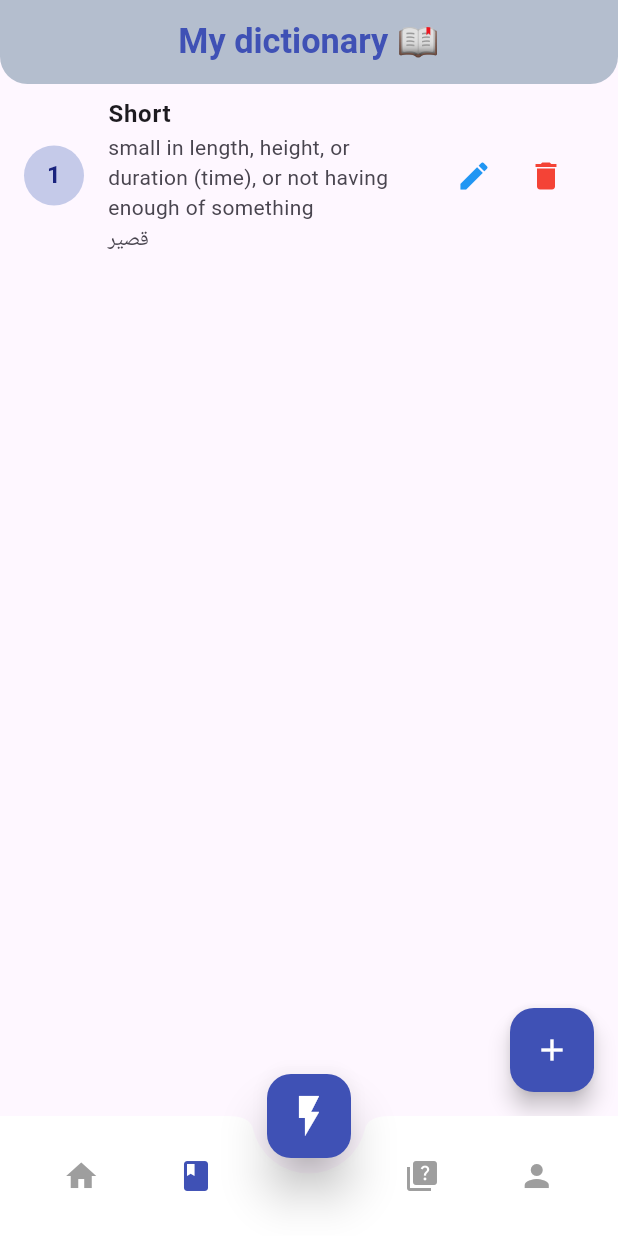
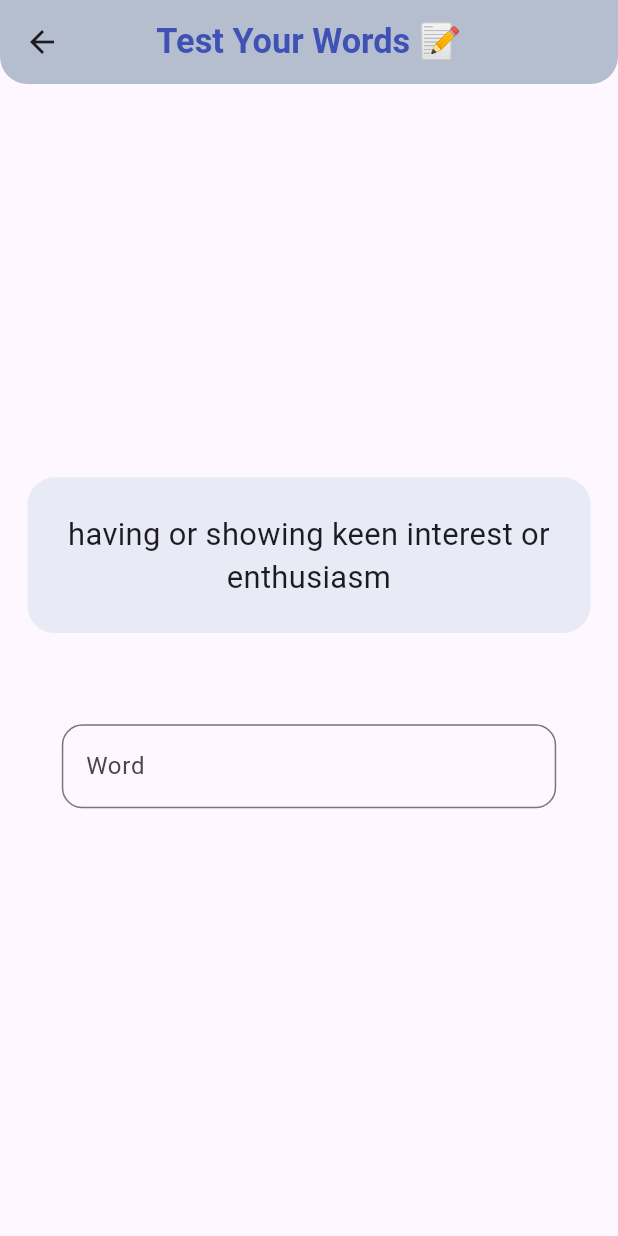
Before and after one commit to essam9797/flutter_complete_project, a Flutter app: the screen it shows after launch, item 2 of the bottom bar chosen, after a tap on the "quiz" icon, on a phone screen of 412 x 824 dp. Run offline on Flutter 3.47's test engine with Material 3 defaults, Android fonts, the phone set to English and light mode, and no system bars; our stand-ins replace flutter_screenutil.

Commit message:
edit home and create quiz

```diff
--- a/lib/main.dart
+++ b/lib/main.dart
@@ -1,4 +1,5 @@
 import 'package:flutter/material.dart';
+import 'package:flutter_application_3/screens/quiz_words.dart';
 import 'package:flutter_screenutil/flutter_screenutil.dart';
 import 'package:flutter_application_3/screens/home_screen.dart';
 
--- a/lib/screens/home_screen.dart
+++ b/lib/screens/home_screen.dart
@@ -1,6 +1,7 @@
 import 'package:flutter/material.dart';
 import 'package:flutter_application_3/screens/word_list_screen.dart';
 import 'package:flutter_screenutil/flutter_screenutil.dart';
+import 'package:flutter_application_3/screens/quiz_words.dart';
 //import 'word_list_screen.dart';
 
 class HomeScreen extends StatefulWidget {
@@ -59,7 +60,12 @@ class _HomeScreenState extends State<HomeScreen> {
                   Icons.quiz, color: Colors.grey,
                 ),
                 onPressed: () {
-
+                  Navigator.push(
+                        context,
+                        MaterialPageRoute(
+                          builder: (context) => const QuizWords(source: QuizSource.demo),
+                        ),
+                      );
                 },
               ),
               IconButton(
@@ -90,7 +96,42 @@ class _HomeScreenState extends State<HomeScreen> {
             mainAxisSize: MainAxisSize.min,
             children: [
               Text(
-                'ddd'
+                'Rapid procedures',
+                style: TextStyle(fontSize: 18.sp, fontWeight: FontWeight.bold),
+              ),
+              SizedBox(height: 16.h),
+              ListTile(
+                leading: Icon(
+                  Icons.add_circle, color: Colors.indigo,
+                ),
+                title: Text(
+                  'Add a new word quickly'
+                ),
+                onTap: () {
+                  Navigator.pop(context);
+                  Navigator.push(
+                    context,
+                    MaterialPageRoute(
+                      builder: (context) => const WordsListScreen()),
+                  );
+                },
+              ),
+              ListTile(
+                leading: Icon(
+                  Icons.quiz, color: Colors.teal,
+                ),
+                title: Text(
+                  'Start a quick test'
+                ),
+                onTap: () {
+                  Navigator.pop(context);
+                  Navigator.push(
+                    context,
+                    MaterialPageRoute(
+                      builder: (context) => const QuizWords(source: QuizSource.demo),
+                    ),
+                  );
+                },
               ),
             ],
           ),
@@ -99,3 +140,68 @@ class _HomeScreenState extends State<HomeScreen> {
     );
   }
 }
+
+class HomeDashboardContent extends StatelessWidget {
+  const HomeDashboardContent({super.key});
+
+  @override
+  Widget build(BuildContext context) {
+    return Scaffold(
+      appBar: AppBar(
+        title: Text(
+          'Refresh Your Mind 🧠',
+          style: TextStyle(
+            fontSize: 20.sp,
+            color: Colors.indigo,
+            fontWeight: FontWeight.bold,
+          ),
+        ),
+        centerTitle: true,
+        backgroundColor: const Color.fromARGB(255, 191, 205, 212),
+        elevation: 4.h,
+        shape: RoundedRectangleBorder(
+          borderRadius: BorderRadius.vertical(bottom: Radius.circular(16.r)),
+        ),
+      ),
+      body: Padding(
+        padding: EdgeInsets.all(16.r),
+        child: Column(
+          crossAxisAlignment: CrossAxisAlignment.stretch,
+          children: [
+            Container(
+              padding: EdgeInsets.all(20.r),
+              decoration: BoxDecoration(
+                color: Colors.indigo.shade50,
+                borderRadius: BorderRadius.circular(16.r),
+                border: Border.all(color: Colors.indigo.shade100),
+              ),
+              child: Column(
+                children: [
+                  Text(
+                    'Welcome',
+                    style: TextStyle(
+                      fontSize: 18.sp,
+                      fontWeight: FontWeight.bold,
+                      color: Colors.indigo.shade900,
+                    ),
+                    textAlign: TextAlign.center,
+                  ),
+                  SizedBox(height: 8.h),
+                  Text(
+                    'Learn, Practice\nTake on challenges every day',
+                    style: TextStyle(
+                      fontSize: 14.sp,
+                      fontWeight: FontWeight.bold,
+                      color: Colors.grey.shade700,
+                    ),
+                    textAlign: TextAlign.center,
+                  ),
+                ],
+              ),
+            ),
+          ],
+        ),
+      ),
+    );
+  }
+}
--- /dev/null
+++ b/lib/screens/quiz_words.dart
@@ -0,0 +1,110 @@
+import 'package:flutter/material.dart';
+import 'package:flutter_screenutil/flutter_screenutil.dart';
+import 'package:flutter_application_3/models/task_model.dart';
+import 'package:flutter_application_3/screens/word_list_screen.dart';
+
+enum QuizSource { demo, dictionary }
+
+class QuizWords extends StatefulWidget{
+  const QuizWords({
+    super.key,
+    required this.source,
+    this.dictionaryWords = const [],
+  });
+
+  final QuizSource source;
+  final List<TaskModel> dictionaryWords;
+
+
+  @override
+  State<QuizWords> createState() => _QuizWordsState();
+}
+
+class _QuizWordsState extends State<QuizWords> {
+
+  int _currentIndex = 0;
+  late List<TaskModel> _activeWords;
+
+  @override
+  void initState() {
+    super.initState();
+
+    if (widget.source == QuizSource.demo) {
+      _activeWords = [
+        TaskModel(
+      word: 'eager',
+      meaning: 'having or showing keen interest or enthusiasm',
+      translation: 'متحمس أو متلهف',
+    ),
+    TaskModel(
+      word: 'brief',
+      meaning: 'of short duration; not lasting for long',
+      translation: 'مختصر أو وجيز',
+    ),
+    TaskModel(
+      word: 'hesitate',
+      meaning: 'pause before saying or doing something',
+      translation: 'يتردد',
+    ),
+      ];
+    } else {
+      _activeWords = widget.dictionaryWords;
+    }
+  }
+
+  @override
+  Widget build(BuildContext context) {
+    return Scaffold(
+      appBar: AppBar(
+        title: Text(
+          widget.source == QuizSource.demo ? 'Test Your Words 📝' : 'My Dictionary Quiz',
+          style: TextStyle(
+            fontSize: 20.sp,
+            color: Colors.indigo,
+            fontWeight: FontWeight.bold,
+          ),
+        ),
+        centerTitle: true,
+        backgroundColor: const Color.fromARGB(255, 191, 205, 212),
+        elevation: 4.h,
+        shape: RoundedRectangleBorder(
+          borderRadius: BorderRadius.vertical(bottom: Radius.circular(16.r)),
+        ),
+      ),
+      body: Padding(
+        padding: EdgeInsets.all(16.r),
+        child: Column(
+          mainAxisAlignment: MainAxisAlignment.center,
+          children: [
+            Container(
+              width: double.infinity,
+              padding: EdgeInsets.all(20.r),
+              decoration: BoxDecoration(
+                color: Colors.indigo.shade50,
+                borderRadius: BorderRadius.circular(16.r),
+              ),
+              child: Text(
+                _activeWords[_currentIndex].meaning,
+                style: TextStyle(fontSize: 18.sp),
+                textAlign: TextAlign.center,
+              ),
+            ),
+            SizedBox(height: 18.h),
+            Container(
+              width: double.infinity,
+              padding: EdgeInsets.all(20.r),
+              child: TextField(
+                decoration: InputDecoration(
+                  border: OutlineInputBorder(
+                    borderRadius: BorderRadius.circular(12.r),
+                  ),
+                  labelText: 'Word'
+                ),
+              ),
+            ),
+          ],
+        ),
+      ),
+    );
+  }
+}
```
